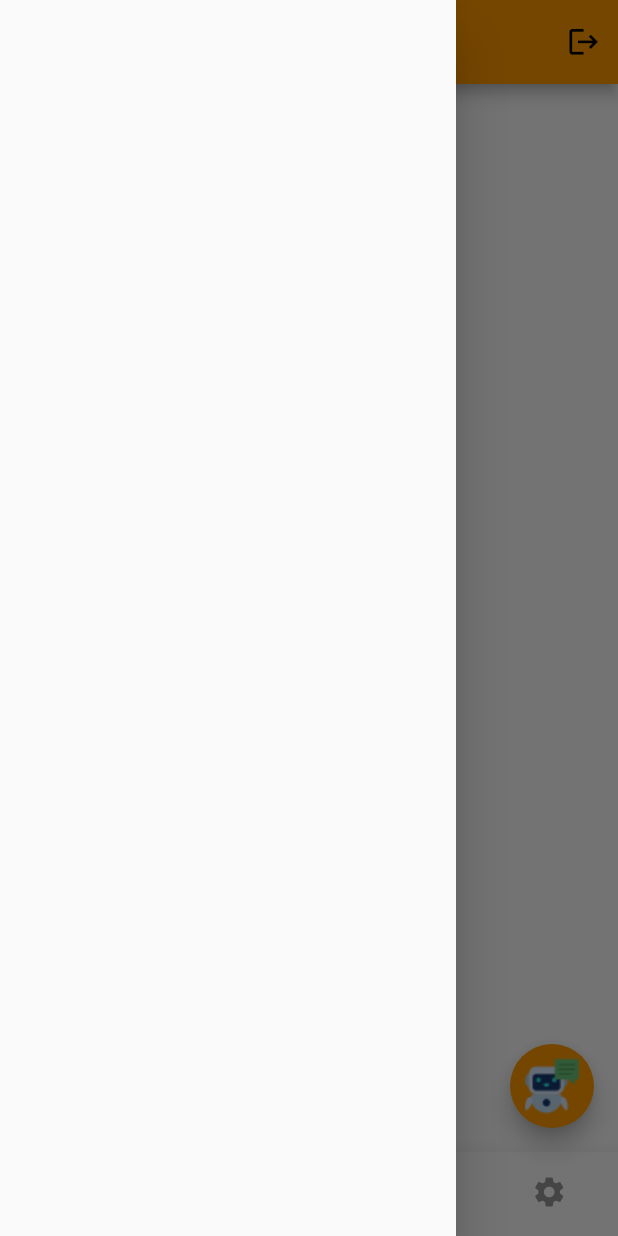
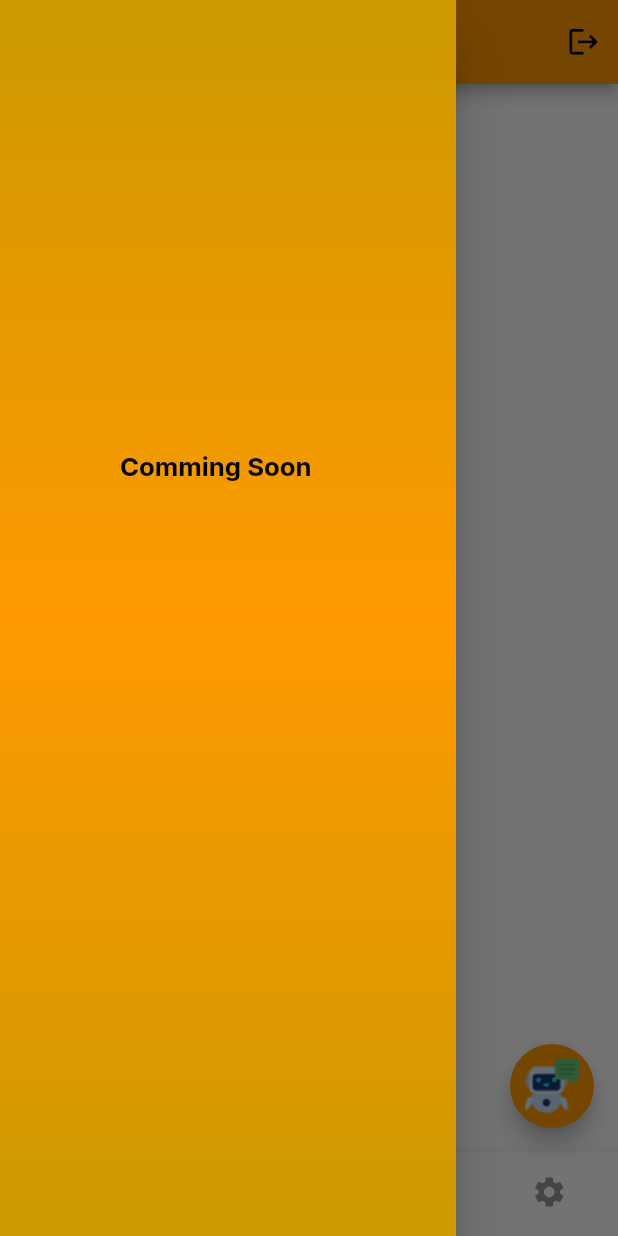
Before and after one commit to ShaikhAbdul007/e_trans, a Flutter app: the DashBoardPage screen opened by its route, in the side drawer, after a tap on the "logout" icon, on a phone screen of 412 x 824 dp. Run offline on Flutter 3.47's test engine with Material 2 defaults, Android fonts, the phone set to English and light mode, and no system bars; our stand-ins replace flutter_screenutil, get, get_storage, google_fonts; accounts and stored records are empty; network calls fail.

Commit message:
realease change done

```diff
--- a/lib/view/dashboard_page.dart
+++ b/lib/view/dashboard_page.dart
@@ -56,48 +56,7 @@ class _DashBoardPageState extends State<DashBoardPage> {
           Padding(
             padding: EdgeInsets.only(right: 10.w),
             child: InkWell(
-              onTap: () {
-                Get.defaultDialog(
-                    barrierDismissible: true,
-                    backgroundColor: Colors.grey.shade100,
-                    title: 'Alert',
-                    middleText: 'Are you want to logout ?',
-                    titleStyle: labelStyle,
-                    middleTextStyle: errorStyle,
-                    actions: [
-                      Row(
-                        children: [
-                          Obx(
-                            () => Expanded(
-                                child: CustomButton(
-                                    isLoading: loginViewModel.isLoading.value,
-                                    context: context,
-                                    onTap: () {
-                                      loginViewModel.isLoading.value = true;
-                                      Future.delayed(const Duration(seconds: 2),
-                                          () {
-                                        loginViewModel.isLoading.value = true;
-                                        loginViewModel.removeUser();
-                                        loginViewModel.saveLogIn(false);
-                                        loginViewModel.isLoading.value = false;
-                                        Get.offAll(() => const LoginScreen());
-                                      });
-                                    },
-                                    buttonText: "Yes")),
-                          ),
-                          setWidth(10),
-                          Expanded(
-                              child: CustomButton(
-                                  context: context,
-                                  onTap: () {
-                                    Get.back();
-                                  },
-                                  buttonText: "No"))
-                        ],
-                      ),
-                    ],
-                    radius: 20);
-              },
+              onTap: () => getDialog(),
               child: Icon(
                 Icons.logout,
                 size: 20.sp,
@@ -221,7 +180,28 @@ class _DashBoardPageState extends State<DashBoardPage> {
           image: AssetImage('asset/chatbot 1.png'),
         ),
       ),
-      drawer: const Drawer(),
+      drawer: Drawer(
+        child: Container(
+          decoration: const BoxDecoration(
+              gradient: LinearGradient(
+                  begin: Alignment.topRight,
+                  end: Alignment.bottomRight,
+                  colors: [
+                Color(0xFFCC9900),
+                Color(0xffff9900),
+                Color(0xFFCC9900),
+              ])),
+          child: ListView(children: [
+            Padding(
+              padding: const EdgeInsets.only(top: 300, left: 80),
+              child: Text(
+                'Comming Soon',
+                style: labelStyle,
+              ),
+            )
+          ]),
+        ),
+      ),
       bottomNavigationBar: BottomNavigationBar(
         elevation: 10,
         items: const [
@@ -269,4 +249,66 @@ class _DashBoardPageState extends State<DashBoardPage> {
       ),
     );
   }
+
+  getDialog() => Get.defaultDialog(
+      barrierDismissible: true,
+      backgroundColor: Colors.grey.shade100,
+      title: 'Alert',
+      middleText: 'Are you want to logout ?',
+      titleStyle: Theme.of(context).textTheme.headline4?.copyWith(
+          fontSize: 15.sp, color: Colors.black, fontWeight: FontWeight.bold),
+      middleTextStyle: Theme.of(context)
+          .textTheme
+          .headline6
+          ?.copyWith(fontSize: 16.sp, color: Colors.red),
+      actions: [
+        Padding(
+          padding: const EdgeInsets.only(left: 60),
+          child: Row(
+            children: [
+              Obx(
+                () => TextButton(
+                    style: ButtonStyle(
+                        backgroundColor:
+                            MaterialStateProperty.all<Color>(Colors.black)),
+                    onPressed: () {
+                      loginViewModel.isLoading.value = true;
+                      Future.delayed(const Duration(seconds: 2), () {
+                        loginViewModel.removeUser();
+                        loginViewModel.saveLogIn(false);
+                        loginViewModel.isLoading.value = false;
+                        Get.offAll(() => const LoginScreen());
+                      });
+                    },
+                    child: loginViewModel.isLoading.value
+                        ? const CircularProgressIndicator()
+                        : Text(
+                            'Yes',
+                            style: Theme.of(context)
+                                .textTheme
+                                .headline4
+                                ?.copyWith(
+                                    fontSize: 16.sp, color: Colors.white),
+                          )),
+              ),
+              setWidth(10),
+              TextButton(
+                  style: ButtonStyle(
+                      backgroundColor:
+                          MaterialStateProperty.all<Color>(Colors.black)),
+                  onPressed: () {
+                    Get.back();
+                  },
+                  child: Text(
+                    'No',
+                    style: Theme.of(context)
+                        .textTheme
+                        .headline4
+                        ?.copyWith(fontSize: 16.sp, color: Colors.white),
+                  )),
+            ],
+          ),
+        ),
+      ],
+      radius: 20);
 }
```
Also changed, not shown: 5 other files.
